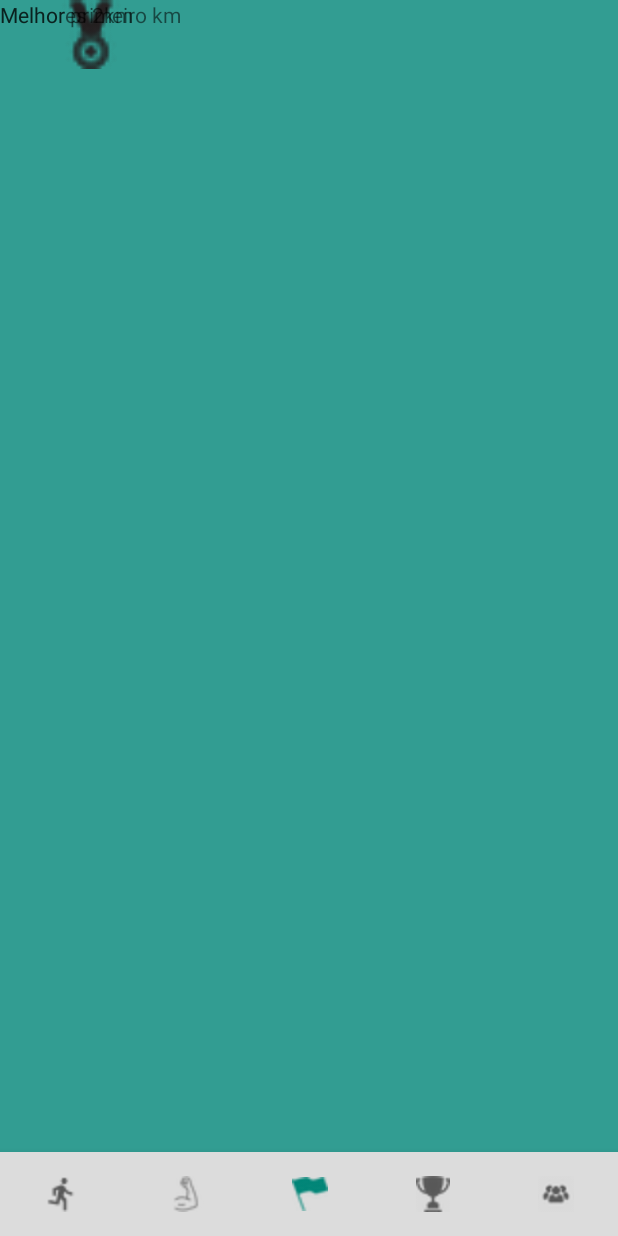
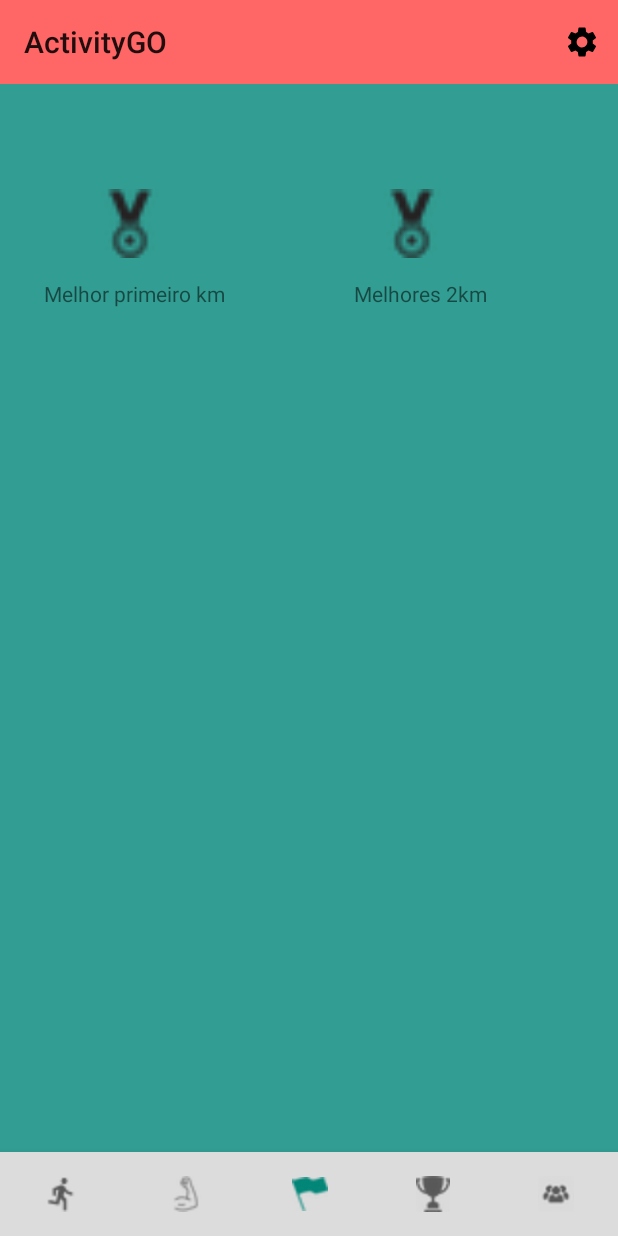
Before and after one commit to Badajaz/ActivityGO, an Android app: the MenuPrincipal screen opened directly, with no data from a screen before it, item 3 of the bottom bar chosen, on a phone screen of 412 x 824 dp. Run offline under Robolectric (Android 15) with nearby library versions, the phone set to English and light mode, and no system bars.

Commit message:
Barra
Barra em todos os fragmentos

```diff
--- a/androidProjects - copia/app/src/main/res/layout/activity_menu_principal.xml
+++ b/androidProjects - copia/app/src/main/res/layout/activity_menu_principal.xml
@@ -32,7 +32,8 @@
         android:layout_height="454dp"
         android:layout_alignParentStart="true"
         android:layout_alignParentTop="true"
-        android:layout_marginTop="0dp"/>
+        android:layout_marginStart="0dp"
+        android:layout_marginTop="56dp" />
 
 
 
--- a/androidProjects - copia/app/src/main/res/layout/fragment_achievements.xml
+++ b/androidProjects - copia/app/src/main/res/layout/fragment_achievements.xml
@@ -1,5 +1,5 @@
 <?xml version="1.0" encoding="utf-8"?>
-<android.support.constraint.ConstraintLayout xmlns:android="http://schemas.android.com/apk/res/android"
+<RelativeLayout xmlns:android="http://schemas.android.com/apk/res/android"
     xmlns:app="http://schemas.android.com/apk/res-auto"
     xmlns:tools="http://schemas.android.com/tools"
     android:layout_width="match_parent"
@@ -46,4 +46,4 @@
         android:layout_marginStart="236dp"
         android:layout_marginTop="130dp"
         android:text="Melhores 2km" />
-</android.support.constraint.ConstraintLayout>
+</RelativeLayout>
```
